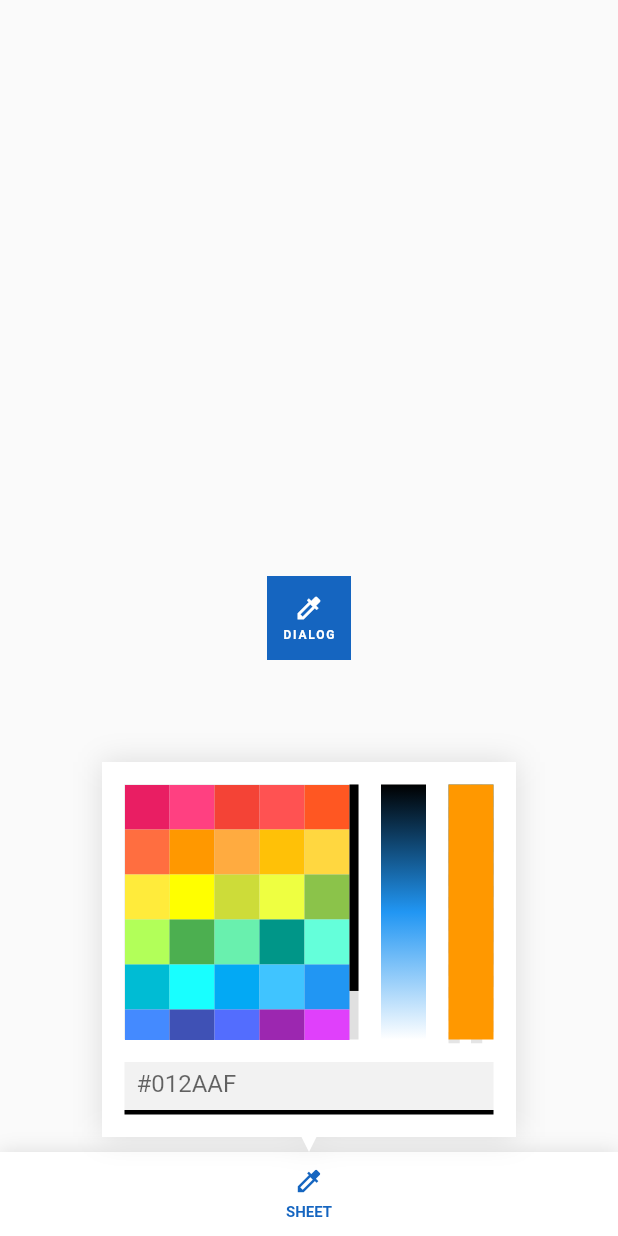
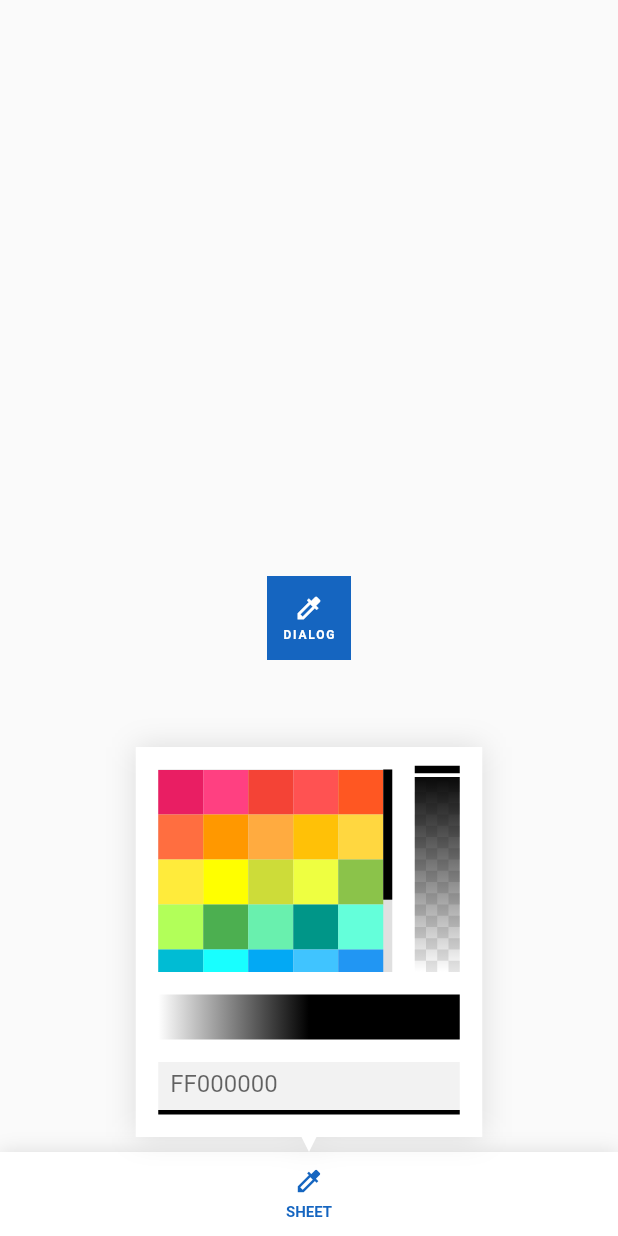
Before and after one commit to Nialixus/richtrex_colorpicker, a Flutter app: the screen it shows after launch, after a tap on "SHEET", on a phone screen of 412 x 824 dp. Run offline on Flutter 3.47's test engine with Material 2 defaults, Android fonts, the phone set to English and light mode, and no system bars; our stand-ins replace flutter_bloc.

Commit message:
Add state

```diff
--- a/lib/richtrex_colorpicker.dart
+++ b/lib/richtrex_colorpicker.dart
@@ -1,28 +1,98 @@
 library richtrex_colorpicker;
 
 import 'package:flutter/material.dart';
-import 'src/richtrex_colorpicker_basic.dart';
-import 'src/richtrex_colorpicker_custom.dart';
-import 'src/richtrex_colorpicker_gradient.dart';
-import 'src/richtrex_colorpicker_background.dart';
-import 'src/richtrex_colorpicker_opacity.dart';
+import 'package:flutter_bloc/flutter_bloc.dart';
+import 'package:richtrex_colorpicker/src/colorpicker_model.dart';
+import 'src/colorpicker_basic.dart';
+import 'src/colorpicker_custom.dart';
+import 'src/colorpicker_gradient.dart';
+import 'src/colorpicker_background.dart';
+import 'src/colorpicker_opacity.dart';
+import 'src/colorpicker_state.dart';
 
-class RichTrexColorPicker extends StatefulWidget {
-  const RichTrexColorPicker({Key? key, this.color = Colors.black, this.painter})
+class RichTrexColorPicker extends StatelessWidget {
+  const RichTrexColorPicker(
+      {Key? key,
+      this.color = Colors.black,
+      this.painter,
+      this.scrollThickness = 6.0,
+      this.colorBox = const Size(30, 30),
+      this.padding})
       : super(key: key);
 
   /// Default color.
   final Color color;
 
+  final EdgeInsetsGeometry? padding;
+
   /// [RichTrexColorPicker] background.
   final CustomPainter? painter;
 
+  /// Thickness of [Scrollbar], by default is 6.0.
+  final double scrollThickness;
+
+  /// [ColoredBox]'s Size, by default is `30 x 30`.
+  final Size colorBox;
+
   @override
-  State<RichTrexColorPicker> createState() => _RichTrexColorPickerState();
+  Widget build(BuildContext context) {
+    double bottom = painter is ColorPickerBackground ? 10 : 0;
+
+    EdgeInsetsGeometry newPadding =
+        padding?.add(EdgeInsets.only(bottom: bottom)) ??
+            EdgeInsets.fromLTRB(15, 15, 15, 15 + bottom);
+
+    return BlocProvider(
+        create: (_) => ColorPickerState(
+            model: ColorPickerModel(color: color, opacity: 1.0, gradient: 0.5)),
+        child: CustomPaint(
+            painter: painter,
+            child: Padding(
+                padding: newPadding,
+                child: IntrinsicWidth(
+                    child: Column(children: [
+                  Flexible(
+                      child: Row(
+                          mainAxisSize: MainAxisSize.min,
+                          crossAxisAlignment: CrossAxisAlignment.stretch,
+                          children: [
+                        // Basic ColorPicker
+                        ColoredBox(
+                          color: Colors.black12,
+                          child: RawScrollbar(
+                              interactive: false,
+                              isAlwaysShown: true,
+                              thumbColor: Colors.black,
+                              thickness: scrollThickness,
+                              child: SingleChildScrollView(
+                                  padding:
+                                      EdgeInsets.only(right: scrollThickness),
+                                  child: ConstrainedBox(
+                                    child: const ColorPickerBasic(),
+                                    constraints: BoxConstraints(
+                                        maxWidth: colorBox.width * 5),
+                                  ))),
+                        ),
+
+                        Padding(
+                          padding:
+                              EdgeInsets.only(left: newPadding.horizontal / 2),
+                          child: const ColorPickerOpacity(),
+                        )
+                      ])),
+                  const Padding(
+                      padding: EdgeInsets.symmetric(vertical: 15.0),
+                      child: ColorPickerGradient()),
+                  const ColorPickerCustom()
+                ])))));
+  }
 
   /// Open [RichTrexColorPicker] as Bottom Sheet.
   static Future openBottomSheet(BuildContext context,
-          {EdgeInsetsGeometry? padding}) =>
+          {EdgeInsetsGeometry? margin,
+          EdgeInsetsGeometry? padding,
+          double scrollThickness = 6.0,
+          Size colorBox = const Size(30, 30)}) =>
       showModalBottomSheet(
         context: context,
         barrierColor: Colors.transparent,
@@ -42,15 +112,22 @@ class RichTrexColorPicker extends StatefulWidget {
                 color: Colors.transparent,
                 alignment: Alignment.bottomCenter,
                 padding:
-                    padding ?? const EdgeInsets.only(bottom: kToolbarHeight),
+                    margin ?? const EdgeInsets.only(bottom: kToolbarHeight),
                 child: GestureDetector(
                     onTap: () {
                       // do nothing
                     },
                     child: ConstrainedBox(
-                        constraints: const BoxConstraints(
-                            maxWidth: (30 * 7) + (15 * 4) + 6,
-                            maxHeight: (30 * 6) + (15 * 3) + 35),
+                        constraints: BoxConstraints(
+                            maxWidth: (colorBox.width * 8) +
+                                (padding != null
+                                    ? padding.horizontal * 1.5
+                                    : 15 * 3) +
+                                scrollThickness,
+                            maxHeight: (colorBox.height * 7) +
+                                (padding != null
+                                    ? padding.vertical * 2
+                                    : 15 * 4)),
                         child: RichTrexColorPicker(
                             painter: ColorPickerBackground()))),
               ),
@@ -60,15 +137,23 @@ class RichTrexColorPicker extends StatefulWidget {
       );
 
   /// Open [RichTrexColorPicker] as Dialog.
-  static Future openDialog(BuildContext context) => showDialog(
+  static Future openDialog(BuildContext context,
+          {EdgeInsetsGeometry? margin,
+          EdgeInsetsGeometry? padding,
+          double scrollThickness = 6.0,
+          Size colorBox = const Size(30, 30)}) =>
+      showDialog(
           context: context,
           builder: (_) => Center(
                 child: Material(
+                  color: Colors.white,
                   child: Container(
-                constraints: const BoxConstraints(
-                  maxWidth: (30 * 7) + (15 * 4) + 6,
-                  maxHeight: (30 * 6) + (15 * 3) + 35,
-                ),
+                    constraints: BoxConstraints(
+                        maxWidth: (colorBox.width * 7) +
+                            (padding?.horizontal ?? 15 * 2) +
+                            scrollThickness,
+                        maxHeight: (colorBox.height * 7) +
+                            (padding != null ? padding.vertical * 2 : 15 * 4)),
                     child: const RichTrexColorPicker(),
                     color: Colors.transparent,
                     alignment: Alignment.center,
@@ -76,45 +161,3 @@ class RichTrexColorPicker extends StatefulWidget {
                 ),
               ));
 }
-
-class _RichTrexColorPickerState extends State<RichTrexColorPicker> {
-  @override
-  Widget build(BuildContext context) {
-    double bottom = widget.painter is ColorPickerBackground ? 25 : 15;
-    return CustomPaint(
-        painter: widget.painter,
-        child: Padding(
-            padding: EdgeInsets.fromLTRB(15, 15, 15, bottom),
-            child: Column(children: [
-              Flexible(
-                  child: Row(
-                      mainAxisSize: MainAxisSize.min,
-                      crossAxisAlignment: CrossAxisAlignment.stretch,
-                      children: [
-                    // Basic ColorPicker
-                    ColoredBox(
-                      color: Colors.black12,
-                      child: RawScrollbar(
-                          thumbColor: Colors.black,
-                          isAlwaysShown: true,
-                          child: SingleChildScrollView(
-                              padding: const EdgeInsets.only(right: 6.0),
-                              child: ConstrainedBox(
-                                child: const ColorPickerBasic(),
-                                constraints:
-                                    const BoxConstraints(maxWidth: 30 * 5),
-                              ))),
-                    ),
-
-                    // Gradient ColorPicker
-                    const ColorPickerGradient(),
-
-                    // Gradient ColorPicker
-                    const ColorPickerOpacity()
-                  ])),
-              const Padding(
-                  padding: EdgeInsets.only(top: 15.0),
-                  child: ColorPickerCustom())
-            ])));
-  }
-}
--- a/lib/src/richtrex_colorpicker_background.dart
+++ b/lib/src/colorpicker_background.dart
@@ -1,7 +1,7 @@
 import 'dart:ui';
 import 'package:flutter/material.dart';
 
-export 'richtrex_colorpicker_background.dart' hide ColorPickerBackground;
+export 'colorpicker_background.dart' hide ColorPickerBackground;
 
 class ColorPickerBackground extends CustomPainter {
   @override
--- a/lib/src/richtrex_colorpicker_colors.dart
+++ b/lib/src/colorpicker_basic.dart
@@ -1,6 +1,30 @@
 import 'package:flutter/material.dart';
+import 'package:flutter_bloc/flutter_bloc.dart';
 
-export 'richtrex_colorpicker_colors.dart' hide colors;
+import 'colorpicker_state.dart';
+
+export 'colorpicker_basic.dart' hide ColorPickerBasic, colors;
+
+class ColorPickerBasic extends StatelessWidget {
+  const ColorPickerBasic({Key? key}) : super(key: key);
+  @override
+  Widget build(BuildContext context) {
+    return Wrap(
+      children: List.from(colors.map((color) => Material(
+            color: color,
+            child: InkWell(
+              onTap: () => context
+                  .read<ColorPickerState>()
+                  .setModel(color: color, opacity: 1, gradient: 0.5),
+              child: const SizedBox(
+                width: 30,
+                height: 30,
+              ),
+            ),
+          ))),
+    );
+  }
+}
 
 List<Color> colors = [
   Colors.pink,
--- /dev/null
+++ b/lib/src/colorpicker_custom.dart
@@ -0,0 +1,31 @@
+import 'package:flutter/material.dart';
+import 'package:flutter_bloc/flutter_bloc.dart';
+import 'package:richtrex_colorpicker/src/colorpicker_model.dart';
+
+import 'colorpicker_state.dart';
+
+export 'colorpicker_custom.dart' hide ColorPickerCustom;
+
+class ColorPickerCustom extends StatelessWidget {
+  const ColorPickerCustom({Key? key}) : super(key: key);
+
+  @override
+  Widget build(BuildContext context) {
+    return BlocBuilder<ColorPickerState, ColorPickerModel>(
+        builder: (context, model) {
+      return Container(
+        decoration: BoxDecoration(
+            color: Colors.black.withOpacity(0.05),
+            border: Border(bottom: BorderSide(width: 3, color: model.color))),
+        height: 35,
+        child: TextField(
+          decoration: InputDecoration(
+              contentPadding: const EdgeInsets.all(8.0),
+              isDense: true,
+              hintText: model.color.value.toRadixString(16).toUpperCase(),
+              border: InputBorder.none),
+        ),
+      );
+    });
+  }
+}
--- /dev/null
+++ b/lib/src/colorpicker_gradient.dart
@@ -0,0 +1,72 @@
+import 'package:flutter/material.dart';
+import 'package:flutter_bloc/flutter_bloc.dart';
+
+import 'colorpicker_model.dart';
+import 'colorpicker_slider.dart';
+import 'colorpicker_state.dart';
+
+export 'colorpicker_gradient.dart' hide ColorPickerGradient;
+
+class ColorPickerGradient extends StatelessWidget {
+  const ColorPickerGradient({Key? key}) : super(key: key);
+
+  @override
+  Widget build(BuildContext context) {
+    double gradient(Offset offset, Size size) {
+      if (offset.dx < 0) {
+        return 1;
+      } else if (offset.dx > size.width) {
+        return 0;
+      } else {
+        return 1 - offset.dx / size.width;
+      }
+    }
+
+    Color color(Color color, double gradient) {
+      if (gradient < 0.5) {
+        return Color.lerp(Colors.white, color, gradient)!;
+      } else if (gradient > 0.5) {
+        return Color.lerp(color, Colors.black, gradient)!;
+      } else {
+        return color;
+      }
+    }
+
+    return BlocBuilder<ColorPickerState, ColorPickerModel>(builder: (_, model) {
+      Color newColor = color(model.color, 0.5);
+      return Stack(
+        children: [
+          Container(
+              height: 30,
+              decoration: BoxDecoration(
+                  gradient: LinearGradient(
+                      begin: Alignment.centerLeft,
+                      end: Alignment.centerRight,
+                      colors: [
+                    Color.lerp(newColor.withOpacity(1), Colors.white, 1.0)!,
+                    newColor.withOpacity(1),
+                    Color.lerp(newColor.withOpacity(1), Colors.black, 1.0)!,
+                  ]))),
+          /*  Positioned.fill(
+              child: LayoutBuilder(
+                  builder: (_, size) => GestureDetector(
+                      onHorizontalDragUpdate: (drag) {
+                        double value =
+                            gradient(drag.localPosition, size.biggest);
+
+                        context
+                            .read<ColorPickerState>()
+                            .setModel(gradient: value);
+                      },
+                      child: CustomPaint(
+                          painter: ColorPickerSlider(
+                              scrollDirection: Axis.horizontal,
+                              offset: Offset(
+                                  (1 - model.gradient) * size.biggest.width, 0),
+                              color: Color.lerp(
+                                  Colors.black, model.color, 0.5)!)))))*/
+        ],
+      );
+    });
+  }
+}
--- /dev/null
+++ b/lib/src/colorpicker_model.dart
@@ -0,0 +1,26 @@
+import 'package:flutter/material.dart';
+
+class ColorPickerModel {
+  final Color color;
+  final double opacity;
+  final double gradient;
+
+  ColorPickerModel(
+      {required this.color, required this.opacity, required this.gradient});
+
+  @override
+  String toString() =>
+      "ColorPickerModel(color: $color, opacity: $opacity, gradient: $gradient)";
+
+  ColorPickerModel copyWith({
+    Color? color,
+    double? opacity,
+    double? gradient,
+  }) {
+    return ColorPickerModel(
+      color: color ?? this.color,
+      opacity: opacity ?? this.opacity,
+      gradient: gradient ?? this.gradient,
+    );
+  }
+}
--- /dev/null
+++ b/lib/src/colorpicker_opacity.dart
@@ -0,0 +1,55 @@
+import 'package:flutter/material.dart';
+import 'package:flutter_bloc/flutter_bloc.dart';
+import 'package:richtrex_colorpicker/src/colorpicker_model.dart';
+import 'package:richtrex_colorpicker/src/colorpicker_slider.dart';
+import 'package:richtrex_colorpicker/src/colorpicker_transparent_background.dart';
+
+import 'colorpicker_state.dart';
+
+export 'colorpicker_opacity.dart' hide ColorPickerOpacity;
+
+class ColorPickerOpacity extends StatelessWidget {
+  const ColorPickerOpacity({Key? key}) : super(key: key);
+
+  @override
+  Widget build(BuildContext context) {
+    double opacity(Offset offset, Size size) {
+      if (offset.dy < 0) {
+        return 1;
+      } else if (offset.dy > size.height) {
+        return 0;
+      } else {
+        return 1 - offset.dy / size.height;
+      }
+    }
+
+    return BlocBuilder<ColorPickerState, ColorPickerModel>(builder: (_, model) {
+      return Stack(children: [
+        Positioned.fill(
+            child: CustomPaint(
+                painter: TransparentBackground(size: const Size(7.5, 7.5)))),
+        Container(
+            width: 30,
+            decoration: BoxDecoration(
+                gradient: LinearGradient(
+                    begin: Alignment.topCenter,
+                    end: Alignment.bottomCenter,
+                    colors: [model.color, Colors.transparent]))),
+        Positioned.fill(
+            child: LayoutBuilder(
+                builder: (_, size) => GestureDetector(
+                    onVerticalDragUpdate: (drag) {
+                      double value = opacity(drag.localPosition, size.biggest);
+
+                      context.read<ColorPickerState>().setModel(opacity: value);
+                    },
+                    child: CustomPaint(
+                        painter: ColorPickerSlider(
+                            offset: Offset(
+                                0, (1 - model.opacity) * size.biggest.height),
+                            color:
+                                Color.lerp(Colors.black, model.color, 0.5)!)))))
+      ]);
+    });
+  }
+}
--- /dev/null
+++ b/lib/src/colorpicker_slider.dart
@@ -0,0 +1,53 @@
+import 'package:flutter/material.dart';
+
+class ColorPickerSlider extends CustomPainter {
+  ColorPickerSlider(
+      {required this.offset,
+      this.thickness = 10.0,
+      this.scrollDirection = Axis.vertical,
+      this.color = Colors.black});
+  final double thickness;
+  final Offset offset;
+  final Axis scrollDirection;
+  final Color color;
+  @override
+  void paint(Canvas canvas, Size size) {
+    Paint background = Paint()
+      ..color = color
+      ..style = PaintingStyle.fill;
+    Paint border = Paint()
+      ..color = Colors.white
+      ..strokeWidth = thickness * 0.5
+      ..style = PaintingStyle.stroke;
+
+    if (scrollDirection == Axis.vertical) {
+      Offset newOffset = Offset(offset.dx, offset.dy - (thickness * 0.25));
+
+      Path vertical = Path()
+        ..moveTo(0, newOffset.dy)
+        ..lineTo(size.width, newOffset.dy)
+        ..lineTo(size.width, newOffset.dy + thickness * 0.5)
+        ..lineTo(0, newOffset.dy + thickness * 0.5)
+        ..close();
+
+      canvas.drawPath(vertical, border);
+      canvas.drawPath(vertical, background);
+    } else {
+      Offset newOffset = Offset(offset.dx - (thickness * 0.25), offset.dy);
+
+      Path horizontal = Path()
+        ..moveTo(newOffset.dx, 0)
+        ..lineTo(newOffset.dx + thickness * 0.5, 0)
+        ..lineTo(newOffset.dx + thickness * 0.5, size.height)
+        ..lineTo(newOffset.dx, size.height)
+        ..close();
+
+      canvas.drawPath(horizontal, border);
+      canvas.drawPath(horizontal, background);
+    }
+  }
+
+  @override
+  bool shouldRepaint(covariant CustomPainter oldDelegate) =>
+      oldDelegate != this;
+}
--- /dev/null
+++ b/lib/src/colorpicker_state.dart
@@ -0,0 +1,20 @@
+import 'dart:developer';
+
+import 'package:flutter/material.dart';
+import 'package:flutter_bloc/flutter_bloc.dart';
+
+import 'colorpicker_model.dart';
+
+class ColorPickerState extends Cubit<ColorPickerModel> {
+  ColorPickerState({required this.model}) : super(model);
+  final ColorPickerModel model;
+
+  void setModel({Color? color, double? opacity, double? gradient}) {
+    ColorPickerModel newModel = model.copyWith(
+        color: color ?? model.color,
+        opacity: opacity ?? model.opacity,
+        gradient: gradient ?? model.gradient);
+
+    emit(newModel);
+  }
+}
--- a/lib/src/richtrex_colorpicker_basic.dart
+++ /dev/null
@@ -1,30 +0,0 @@
-import 'package:flutter/material.dart';
-import 'richtrex_colorpicker_colors.dart';
-
-export 'richtrex_colorpicker_basic.dart' hide ColorPickerBasic;
-
-class ColorPickerBasic extends StatelessWidget {
-  const ColorPickerBasic({Key? key}) : super(key: key);
-  @override
-  Widget build(BuildContext context) {
-    return Wrap(
-      children: List.from(colors.map((color) => DecoratedBox(
-            position: DecorationPosition.foreground,
-            decoration: BoxDecoration(
-                border: color == Colors.white
-                    ? Border.all(color: Colors.black26, width: 1)
-                    : null),
-            child: Material(
-              color: color,
-              child: InkWell(
-                onTap: () {},
-                child: const SizedBox(
-                  width: 30,
-                  height: 30,
-                ),
-              ),
-            ),
-          ))),
-    );
-  }
-}
--- a/lib/src/richtrex_colorpicker_custom.dart
+++ /dev/null
@@ -1,25 +0,0 @@
-import 'package:flutter/material.dart';
-
-export 'richtrex_colorpicker_custom.dart' hide ColorPickerCustom;
-
-class ColorPickerCustom extends StatelessWidget {
-  const ColorPickerCustom({Key? key}) : super(key: key);
-
-  @override
-  Widget build(BuildContext context) {
-    return Container(
-      decoration: BoxDecoration(
-          color: Colors.black.withOpacity(0.05),
-          border:
-              const Border(bottom: BorderSide(width: 3, color: Colors.black))),
-      height: 35,
-      child: const TextField(
-        decoration: InputDecoration(
-            contentPadding: EdgeInsets.all(8.0),
-            isDense: true,
-            hintText: "#012AAF",
-            border: InputBorder.none),
-      ),
-    );
-  }
-}
--- a/lib/src/richtrex_colorpicker_gradient.dart
+++ /dev/null
@@ -1,23 +0,0 @@
-import 'package:flutter/material.dart';
-
-export 'richtrex_colorpicker_gradient.dart' hide ColorPickerGradient;
-
-class ColorPickerGradient extends StatelessWidget {
-  const ColorPickerGradient({Key? key}) : super(key: key);
-  @override
-  Widget build(BuildContext context) {
-    return Container(
-      margin: const EdgeInsets.symmetric(horizontal: 15.0),
-      width: 30,
-      decoration: BoxDecoration(
-          gradient: LinearGradient(
-              begin: Alignment.topCenter,
-              end: Alignment.bottomCenter,
-              colors: [
-            Color.lerp(Colors.blue, Colors.black, 1.0)!,
-            Colors.blue,
-            Color.lerp(Colors.blue, Colors.white, 1.0)!
-          ])),
-    );
-  }
-}
--- a/lib/src/richtrex_colorpicker_opacity.dart
+++ /dev/null
@@ -1,34 +0,0 @@
-import 'package:flutter/material.dart';
-import 'package:richtrex_colorpicker/src/richtrex_colorpicker_transparent_background.dart';
-
-export 'richtrex_colorpicker_opacity.dart' hide ColorPickerOpacity;
-
-class ColorPickerOpacity extends StatelessWidget {
-  const ColorPickerOpacity({Key? key}) : super(key: key);
-
-  @override
-  Widget build(BuildContext context) {
-    return Stack(
-      children: [
-        Positioned.fill(
-            child: CustomPaint(
-                painter: TransparentBackground(size: const Size(7.5, 7.5)))),
-        Container(
-          width: 30,
-          decoration: const BoxDecoration(
-              gradient: LinearGradient(
-                  begin: Alignment.topCenter,
-                  end: Alignment.bottomCenter,
-                  colors: [Colors.blue, Colors.transparent])),
-        ),
-        Positioned.fill(
-            child: GestureDetector(
-          onVerticalDragUpdate: (details) => print(details.localPosition.dy),
-          child: ColoredBox(
-            color: Colors.orange,
-          ),
-        ))
-      ],
-    );
-  }
-}
--- a/pubspec.yaml
+++ b/pubspec.yaml
@@ -10,6 +10,7 @@ environment:
 dependencies:
   flutter:
     sdk: flutter
+  flutter_bloc: ^8.0.1
 
 dev_dependencies:
   flutter_test:
```
Also changed, not shown: example/pubspec.lock, lib/src/colorpicker_transparent_background.dart (renamed from lib/src/richtrex_colorpicker_transparent_background.dart). Lines whose indentation alone changed are shown as unchanged.
